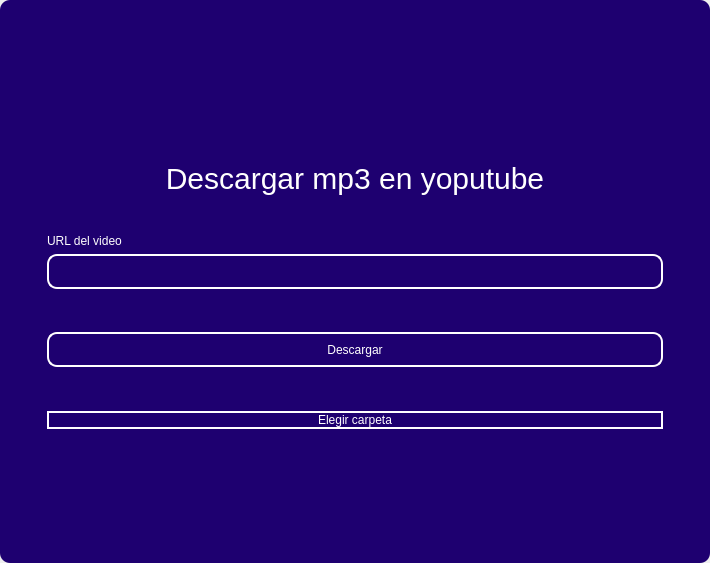
The window that design/designoutube.ui (codemiguel-dev/Outube-Desktop) describes before a commit, drawn with Qt 5.
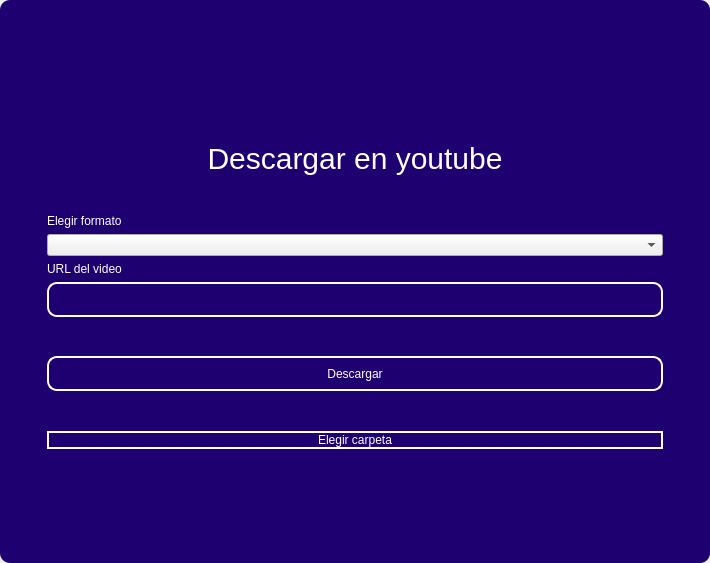
The same window after the commit. Icons and pictures are not drawn.

What changed in the file:
```diff
--- a/design/designoutube.ui
+++ b/design/designoutube.ui
@@ -376,7 +376,7 @@
                   <string notr="true">font-size: 30px</string>
                  </property>
                  <property name="text">
-                  <string>Descargar mp3 en yoputube</string>
+                  <string>Descargar en youtube</string>
                  </property>
                  <property name="alignment">
                   <set>Qt::AlignCenter</set>
@@ -385,6 +385,16 @@
                </item>
                <item>
                 <widget class="QLabel" name="label_4">
+                 <property name="text">
+                  <string>Elegir formato</string>
+                 </property>
+                </widget>
+               </item>
+               <item>
+                <widget class="QComboBox" name="comboboxtype"/>
+               </item>
+               <item>
+                <widget class="QLabel" name="label">
                  <property name="text">
                   <string>URL del video</string>
                  </property>
```
